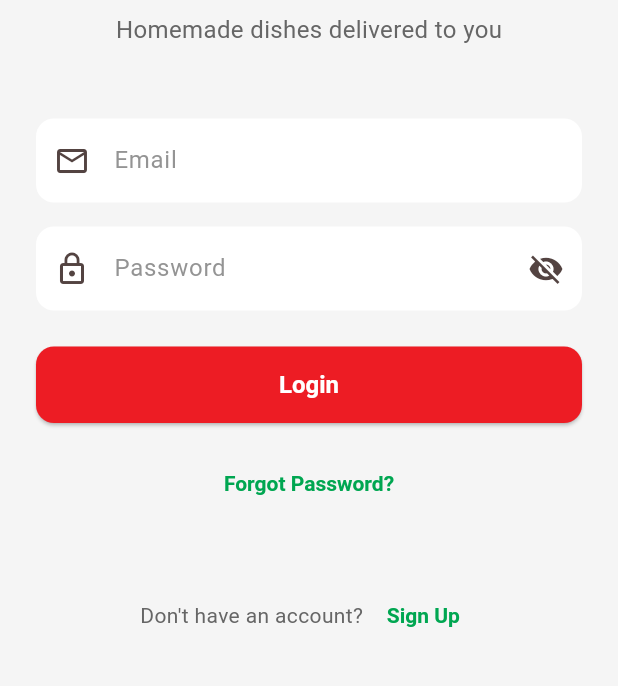
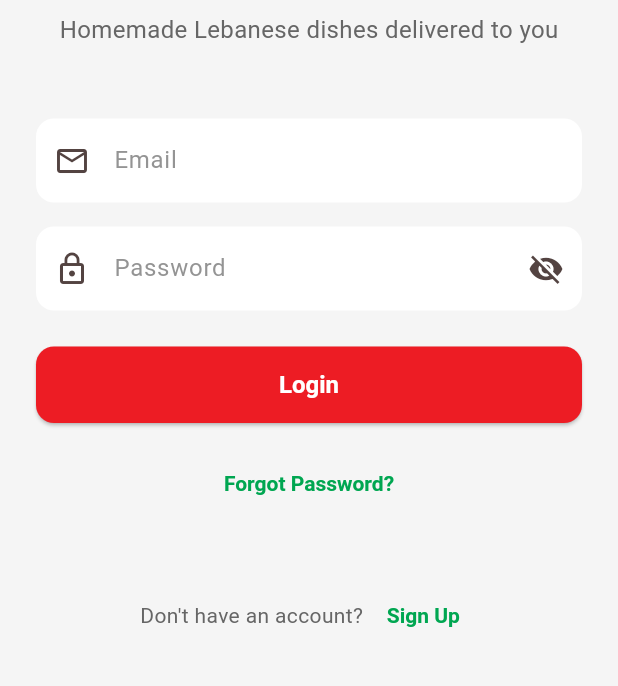
Before and after one commit to bobflay/tabkhago_mobile, a Flutter app: the screen it shows after launch, on a phone screen of 412 x 824 dp, the part 351-1037 px from its top. Run offline on Flutter 3.47's test engine with Material 3 defaults, Android fonts, the light colour scheme and no system bars; our stand-ins replace shared_preferences; accounts and stored records are empty.

Commit message:
Modified the slogan text in login screen (added Lebanese)

```diff
--- a/lib/screens/login_screen.dart
+++ b/lib/screens/login_screen.dart
@@ -130,7 +130,7 @@
                     ),
                     const SizedBox(height: 8),
                     Text(
-                      'Homemade dishes delivered to you',
+                      'Homemade Lebanese dishes delivered to you',
                       style: TextStyle(
                         fontSize: 16,
                         color: AppTheme.textLight,
```
